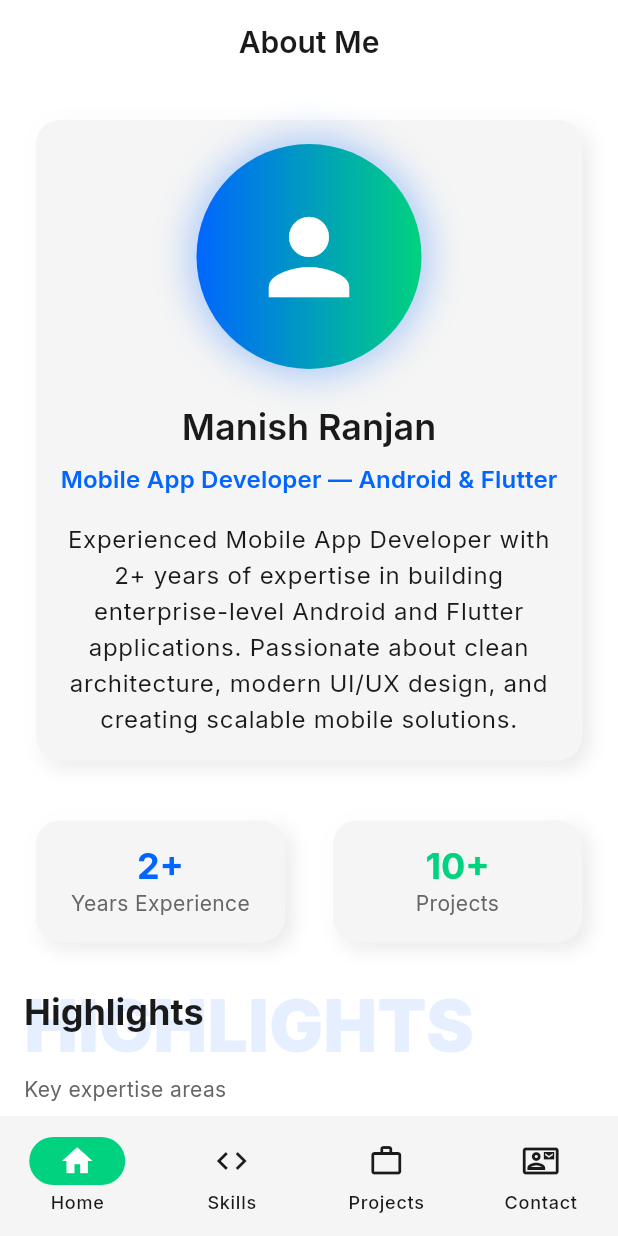
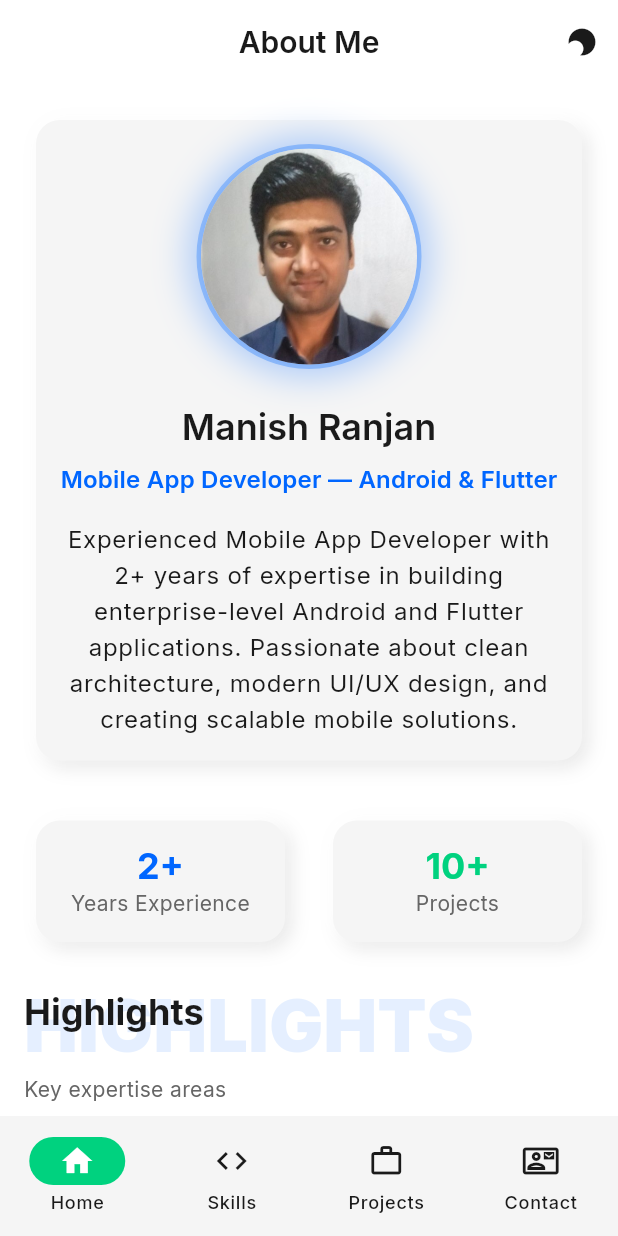
Before and after one commit to manishsubah/My_Portfolio, a Flutter app: the screen it shows after launch, on a phone screen of 412 x 824 dp. Run offline on Flutter 3.47's test engine with Material 3 defaults, Android fonts, the phone set to English and light mode, and no system bars; our stand-ins replace auto_route, equatable, flutter_bloc, get_it, google_fonts, injectable and 3 more; missing offline and left inert: syncfusion_flutter_pdfviewer.

Commit message:
dark-mode and secure mobile number

```diff
--- a/lib/features/about/presentation/pages/about_page.dart
+++ b/lib/features/about/presentation/pages/about_page.dart
@@ -1,9 +1,12 @@
 import 'package:auto_route/auto_route.dart';
 import 'package:flutter/material.dart';
+import 'package:flutter/services.dart';
+import 'package:flutter_bloc/flutter_bloc.dart';
 import 'package:url_launcher/url_launcher.dart';
 import '../../../../core/widgets/section_title.dart';
 import '../../../../core/widgets/neumorphic_card.dart';
 import '../../../../core/routing/app_router.dart';
+import '../../../../core/theme/theme_cubit.dart';
 
 @RoutePage()
 class AboutPage extends StatelessWidget {
@@ -16,6 +19,52 @@ class AboutPage extends StatelessWidget {
     return Scaffold(
       appBar: AppBar(
         title: const Text('About Me'),
+        actions: [
+          BlocBuilder<ThemeCubit, ThemeState>(
+            builder: (context, state) {
+              return Tooltip(
+                message: state.isDarkMode
+                    ? 'Switch to Light Mode'
+                    : 'Switch to Dark Mode',
+                child: IconButton(
+                  icon: AnimatedSwitcher(
+                    duration: const Duration(milliseconds: 300),
+                    transitionBuilder: (child, animation) {
+                      return RotationTransition(
+                        turns: Tween<double>(begin: 0.0, end: 0.5).animate(
+                          CurvedAnimation(
+                            parent: animation,
+                            curve: Curves.easeInOut,
+                          ),
+                        ),
+                        child: ScaleTransition(
+                          scale: Tween<double>(begin: 0.8, end: 1.0).animate(
+                            CurvedAnimation(
+                              parent: animation,
+                              curve: Curves.easeInOut,
+                            ),
+                          ),
+                          child: child,
+                        ),
+                      );
+                    },
+                    child: Icon(
+                      state.isDarkMode
+                          ? Icons.light_mode
+                          : Icons.dark_mode,
+                      key: ValueKey<bool>(state.isDarkMode),
+                    ),
+                  ),
+                  onPressed: () {
+                    // Haptic feedback for better UX
+                    HapticFeedback.lightImpact();
+                    context.read<ThemeCubit>().toggleTheme();
+                  },
+                ),
+              );
+            },
+          ),
+        ],
       ),
       body: SingleChildScrollView(
         padding: const EdgeInsets.all(16),
@@ -26,18 +75,12 @@ class AboutPage extends StatelessWidget {
             NeumorphicCard(
               child: Column(
                 children: [
-                  // Profile Image Placeholder
+                  // Profile Image
                   Container(
                     width: 150,
                     height: 150,
                     decoration: BoxDecoration(
                       shape: BoxShape.circle,
-                      gradient: LinearGradient(
-                        colors: [
-                          theme.colorScheme.primary,
-                          theme.colorScheme.secondary,
-                        ],
-                      ),
                       boxShadow: [
                         BoxShadow(
                           color: theme.colorScheme.primary.withOpacity(0.3),
@@ -45,11 +88,36 @@ class AboutPage extends StatelessWidget {
                           spreadRadius: 5,
                         ),
                       ],
+                      border: Border.all(
+                        color: theme.colorScheme.primary.withValues(alpha: 0.3),
+                        width: 3,
+                      ),
                     ),
-                    child: Icon(
-                      Icons.person,
-                      size: 80,
-                      color: Colors.white,
+                    child: ClipOval(
+                      child: Image.asset(
+                        'assets/icons/profile.jpg',
+                        width: 150,
+                        height: 150,
+                        fit: BoxFit.cover,
+                        errorBuilder: (context, error, stackTrace) {
+                          return Container(
+                            decoration: BoxDecoration(
+                              shape: BoxShape.circle,
+                              gradient: LinearGradient(
+                                colors: [
+                                  theme.colorScheme.primary,
+                                  theme.colorScheme.secondary,
+                                ],
+                              ),
+                            ),
+                            child: Icon(
+                              Icons.person,
+                              size: 80,
+                              color: Colors.white,
+                            ),
+                          );
+                        },
+                      ),
                     ),
                   ),
                   const SizedBox(height: 24),
--- a/lib/presentation/pages/main_page.dart
+++ b/lib/presentation/pages/main_page.dart
@@ -87,13 +87,36 @@ class _MainPageState extends State<MainPage> {
                     width: 60,
                     height: 60,
                     decoration: BoxDecoration(
-                      color: Colors.white,
                       shape: BoxShape.circle,
+                      border: Border.all(
+                        color: Colors.white,
+                        width: 2,
+                      ),
+                      boxShadow: [
+                        BoxShadow(
+                          color: Colors.black.withOpacity(0.2),
+                          blurRadius: 8,
+                          spreadRadius: 2,
+                        ),
+                      ],
                     ),
-                    child: Icon(
-                      Icons.person,
-                      size: 30,
-                      color: Theme.of(context).colorScheme.primary,
+                    child: ClipOval(
+                      child: Image.asset(
+                        'assets/icons/profile.jpg',
+                        width: 60,
+                        height: 60,
+                        fit: BoxFit.cover,
+                        errorBuilder: (context, error, stackTrace) {
+                          return Container(
+                            color: Colors.white,
+                            child: Icon(
+                              Icons.person,
+                              size: 30,
+                              color: Theme.of(context).colorScheme.primary,
+                            ),
+                          );
+                        },
+                      ),
                     ),
                   ),
                   const SizedBox(height: 12),
```
Also changed, not shown: lib/features/contact/presentation/pages/contact_page.dart (+12 -9 lines), lib/features/splash/presentation/pages/splash_page.dart (+23 -7 lines), build.yaml (line endings or trailing spaces), lib/core/di/injection.config.dart, lib/core/di/injection.dart (line endings or trailing spaces), lib/core/routing/app_router.gr.dart, lib/core/theme/theme_cubit.dart (line endings or trailing spaces), lib/core/theme/theme_state.dart (line endings or trailing spaces), lib/core/widgets/glassmorphic_panel.dart (line endings or trailing spaces), lib/core/widgets/neumorphic_card.dart (line endings or trailing spaces), lib/core/widgets/section_title.dart (line endings or trailing spaces), lib/core/widgets/skill_chip.dart (line endings or trailing spaces), 4 other files.
